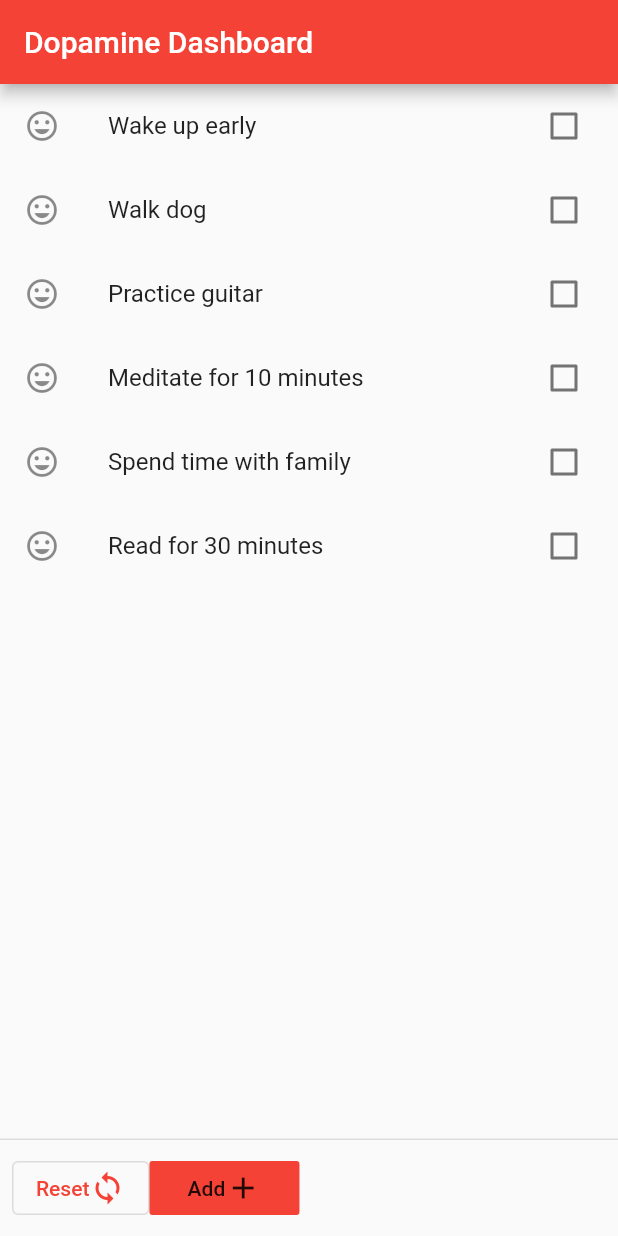
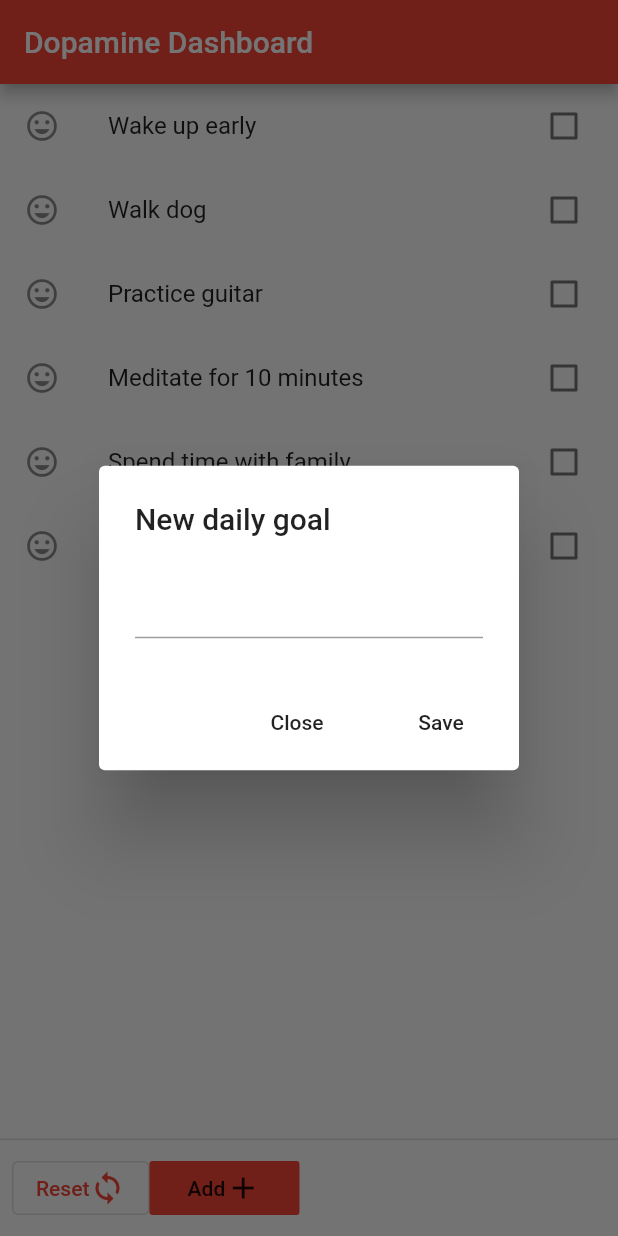
Before and after one commit to martinlandart/dopamine-dashboard, a Flutter app: the screen it shows after launch, after a tap on "Add", on a phone screen of 412 x 824 dp. Run offline on Flutter 3.47's test engine with Material 2 defaults, Android fonts, the phone set to English and light mode, and no system bars; missing offline and left inert: giffy_dialog.

```diff
--- a/dopamine_dashboard/lib/main.dart
+++ b/dopamine_dashboard/lib/main.dart
@@ -31,6 +31,8 @@ class MyHomePage extends StatefulWidget {
 class _MyHomePageState extends State<MyHomePage> {
   Map<String, bool> _goals;
   Dashboard _dashboard;
+  final _formKey = GlobalKey<FormState>();
+  final newGoalController = TextEditingController();
 
   @override
   initState() {
@@ -50,6 +52,46 @@ class _MyHomePageState extends State<MyHomePage> {
     setState(() {
       _dashboard = Dashboard(key: UniqueKey(), goals: _goals);
     });
+  }
+
+  void _saveItem() {
+    if (_formKey.currentState.validate()) {
+      print(newGoalController.text);
+    }
+  }
+
+  void _addItemPrompt() {
+    showDialog(
+      context: context,
+      builder: (BuildContext context) {
+        return AlertDialog(
+          title: Text("New daily goal"),
+          content: Form(
+            key: _formKey,
+            child: TextFormField(
+                validator: (value) {
+                  if (_goals.containsKey(value)) {
+                    return 'Goal already exists';
+                  }
+                  return null;
+                },
+                controller: newGoalController),
+          ),
+          actions: [
+            FlatButton(
+              child: Text("Close"),
+              onPressed: () {
+                Navigator.of(context).pop();
+              },
+            ),
+            FlatButton(
+              onPressed: _saveItem,
+              child: Text('Save'),
+            ),
+          ],
+        );
+      },
+    );
   }
 
   @override
@@ -76,7 +118,7 @@ class _MyHomePageState extends State<MyHomePage> {
             ),
             FlatButton(
               minWidth: 100,
-              onPressed: () => print('pressed'),
+              onPressed: _addItemPrompt,
               child: Row(
                 children: [
                   Text('Add'),
```
